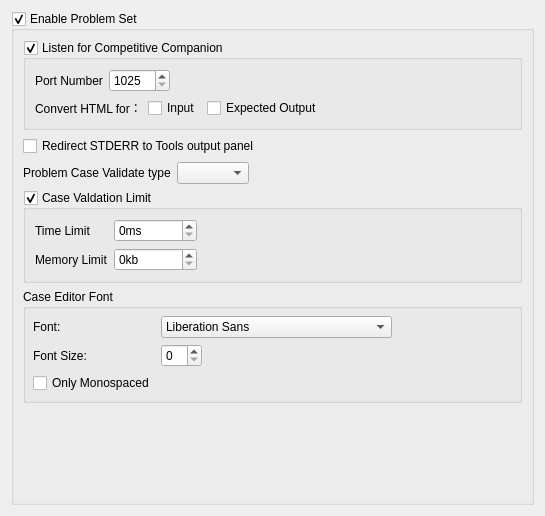
royqh1979/RedPanda-CPP, file RedPandaIDE/settingsdialog/executorproblemsetwidget.ui: the form before one commit.
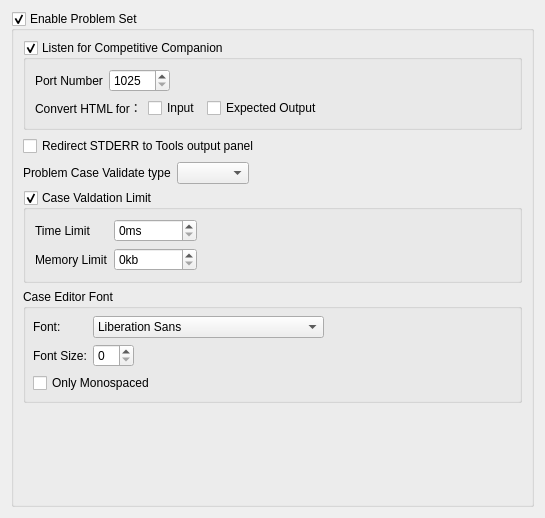
The form after the commit.

Commit message: fix layout error

What changed in the file:
```diff
--- a/RedPandaIDE/settingsdialog/executorproblemsetwidget.ui
+++ b/RedPandaIDE/settingsdialog/executorproblemsetwidget.ui
@@ -7,7 +7,7 @@
     <x>0</x>
     <y>0</y>
     <width>545</width>
-    <height>516</height>
+    <height>518</height>
    </rect>
   </property>
   <property name="windowTitle">
@@ -337,7 +337,7 @@
            </layout>
           </widget>
          </item>
-         <item row="4" column="0">
+         <item row="4" column="0" colspan="2">
           <widget class="QCheckBox" name="chkOnlyMonospaced">
            <property name="text">
             <string>Only Monospaced</string>
```
The commit also changes 1 other file.
